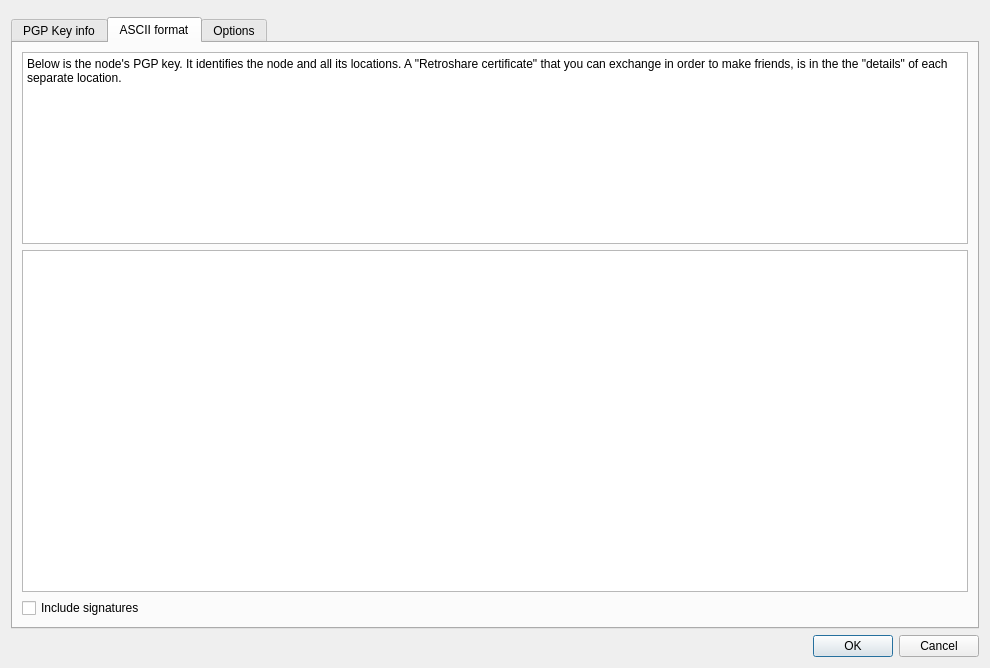
First picture: the form in retroshare-gui/src/gui/connect/PGPKeyDialog.ui, repository RetroShare/RetroShare, before the edit.
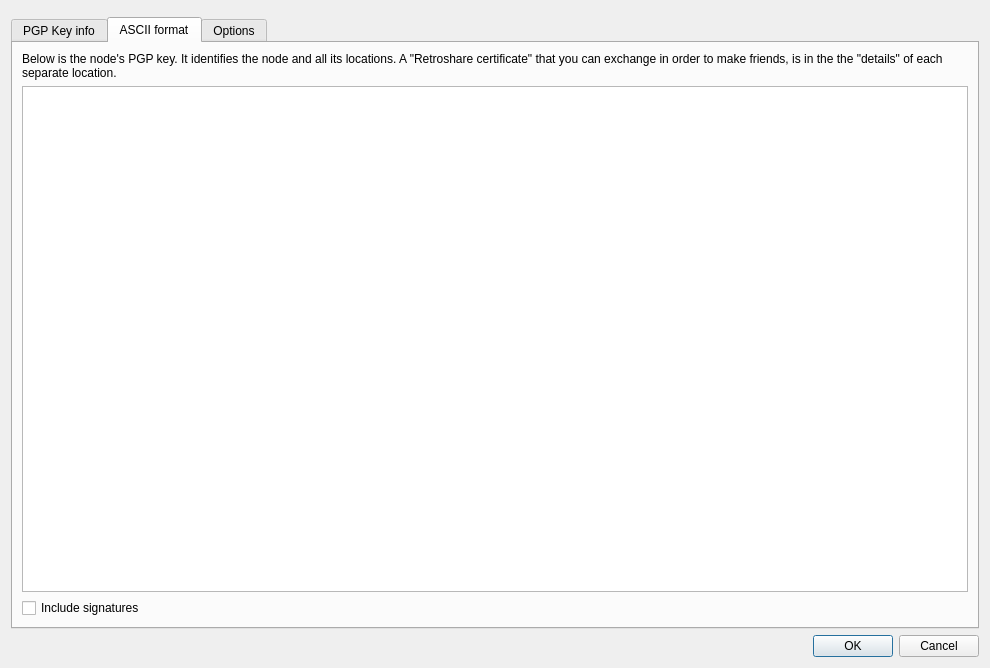
Second picture: the form after the edit. The open tabs and pages were chosen to show the change. Icons and pictures are not drawn. Custom widgets are drawn as their Qt base class.

Commit message: Clean up the Chat Toolbar Buttons Fixed display of Info Text on PGg details

The edit to the form file:
```diff
--- a/retroshare-gui/src/gui/connect/PGPKeyDialog.ui
+++ b/retroshare-gui/src/gui/connect/PGPKeyDialog.ui
@@ -296,19 +296,12 @@
       </attribute>
       <layout class="QVBoxLayout" name="verticalLayout_3">
        <item>
-        <widget class="QTextBrowser" name="textBrowser">
-         <property name="sizePolicy">
-          <sizepolicy hsizetype="Expanding" vsizetype="Maximum">
-           <horstretch>0</horstretch>
-           <verstretch>0</verstretch>
-          </sizepolicy>
+        <widget class="QLabel" name="label_4">
+         <property name="text">
+          <string>Below is the node's PGP key. It identifies the node and all its locations. A &quot;Retroshare certificate&quot; that you can exchange in order to make friends, is in the the &quot;details&quot; of each separate location.</string>
          </property>
-         <property name="html">
-          <string>&lt;!DOCTYPE HTML PUBLIC &quot;-//W3C//DTD HTML 4.0//EN&quot; &quot;http://www.w3.org/TR/REC-html40/strict.dtd&quot;&gt;
-&lt;html&gt;&lt;head&gt;&lt;meta name=&quot;qrichtext&quot; content=&quot;1&quot; /&gt;&lt;style type=&quot;text/css&quot;&gt;
-p, li { white-space: pre-wrap; }
-&lt;/style&gt;&lt;/head&gt;&lt;body style=&quot; font-family:'Sans'; font-size:9pt; font-weight:400; font-style:normal;&quot;&gt;
-&lt;p style=&quot; margin-top:0px; margin-bottom:0px; margin-left:0px; margin-right:0px; -qt-block-indent:0; text-indent:0px;&quot;&gt;Below is the node's PGP key. It identifies the node and all its locations. A &amp;quot;Retroshare certificate&amp;quot; that you can exchange in order to make friends, is in the the &amp;quot;details&amp;quot; of each separate location.&lt;/p&gt;&lt;/body&gt;&lt;/html&gt;</string>
+         <property name="wordWrap">
+          <bool>true</bool>
          </property>
         </widget>
        </item>
```
Left out of the diff: 13 changed lines with no effect on the pictures. The commit also changes 3 other files.
